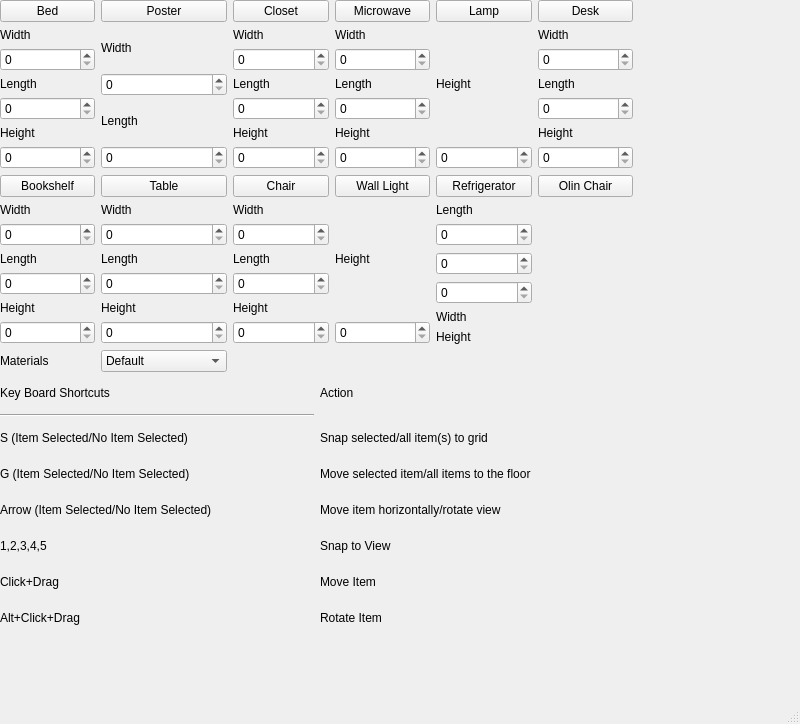
Qt form Gui5.ui (nlintz/Room-Arranger) before a commit.
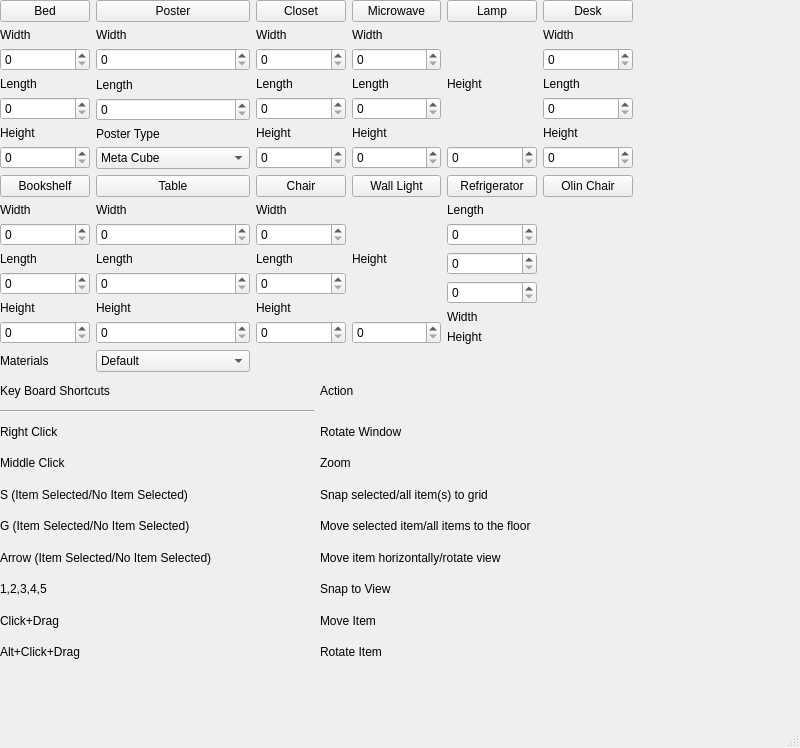
The same form after that commit.

Patch:
```diff
--- a/Gui5.ui
+++ b/Gui5.ui
@@ -7,20 +7,20 @@
     <x>0</x>
     <y>0</y>
     <width>800</width>
-    <height>724</height>
+    <height>748</height>
    </rect>
   </property>
   <property name="windowTitle">
    <string>MainWindow</string>
   </property>
   <widget class="QWidget" name="centralwidget">
-   <widget class="QWidget" name="">
+   <widget class="QWidget" name="layoutWidget">
     <property name="geometry">
      <rect>
       <x>0</x>
       <y>0</y>
       <width>633</width>
-      <height>633</height>
+      <height>665</height>
      </rect>
     </property>
     <layout class="QVBoxLayout" name="verticalLayout_9">
@@ -372,6 +372,32 @@
              </property>
             </widget>
            </item>
+           <item>
+            <widget class="QLabel" name="label_6">
+             <property name="text">
+              <string>Poster Type</string>
+             </property>
+            </widget>
+           </item>
+           <item>
+            <widget class="QComboBox" name="PosterBox">
+             <item>
+              <property name="text">
+               <string>Meta Cube</string>
+              </property>
+             </item>
+             <item>
+              <property name="text">
+               <string>Matt Huang Consulting</string>
+              </property>
+             </item>
+             <item>
+              <property name="text">
+               <string>Flower Poster</string>
+              </property>
+             </item>
+            </widget>
+           </item>
           </layout>
          </item>
          <item row="1" column="2">
@@ -646,21 +672,21 @@
      </item>
      <item>
       <layout class="QGridLayout" name="gridLayout_2">
-       <item row="4" column="2">
+       <item row="6" column="2">
         <widget class="QLabel" name="label_40">
          <property name="text">
           <string>Move item horizontally/rotate view</string>
          </property>
         </widget>
        </item>
-       <item row="7" column="2">
+       <item row="9" column="2">
         <widget class="QLabel" name="label_43">
          <property name="text">
           <string>Rotate Item</string>
          </property>
         </widget>
        </item>
-       <item row="5" column="2">
+       <item row="7" column="2">
         <widget class="QLabel" name="label_41">
          <property name="text">
           <string>Snap to View</string>
@@ -674,14 +700,14 @@
          </property>
         </widget>
        </item>
-       <item row="2" column="2">
+       <item row="4" column="2">
         <widget class="QLabel" name="label">
          <property name="text">
           <string>Snap selected/all item(s) to grid</string>
          </property>
         </widget>
        </item>
-       <item row="6" column="2">
+       <item row="8" column="2">
         <widget class="QLabel" name="label_42">
          <property name="text">
           <string>Move Item</string>
@@ -695,49 +721,49 @@
          </property>
         </widget>
        </item>
-       <item row="4" column="1">
+       <item row="6" column="1">
         <widget class="QLabel" name="label_17">
          <property name="text">
           <string>Arrow (Item Selected/No Item Selected)</string>
          </property>
         </widget>
        </item>
-       <item row="3" column="2">
+       <item row="5" column="2">
         <widget class="QLabel" name="label_39">
          <property name="text">
           <string>Move selected item/all items to the floor</string>
          </property>
         </widget>
        </item>
-       <item row="3" column="1">
+       <item row="5" column="1">
         <widget class="QLabel" name="label_8">
          <property name="text">
           <string>G (Item Selected/No Item Selected)</string>
          </property>
         </widget>
        </item>
-       <item row="7" column="1">
+       <item row="9" column="1">
         <widget class="QLabel" name="label_38">
          <property name="text">
           <string>Alt+Click+Drag</string>
          </property>
         </widget>
        </item>
-       <item row="5" column="1">
+       <item row="7" column="1">
         <widget class="QLabel" name="label_33">
          <property name="text">
           <string>1,2,3,4,5</string>
          </property>
         </widget>
        </item>
-       <item row="2" column="1">
+       <item row="4" column="1">
         <widget class="QLabel" name="label_15">
          <property name="text">
           <string>S (Item Selected/No Item Selected)</string>
          </property>
         </widget>
        </item>
-       <item row="6" column="1">
+       <item row="8" column="1">
         <widget class="QLabel" name="label_16">
          <property name="text">
           <string>Click+Drag</string>
@@ -751,6 +777,34 @@
          </property>
         </widget>
        </item>
+       <item row="2" column="1">
+        <widget class="QLabel" name="label_44">
+         <property name="text">
+          <string>Right Click</string>
+         </property>
+        </widget>
+       </item>
+       <item row="2" column="2">
+        <widget class="QLabel" name="label_45">
+         <property name="text">
+          <string>Rotate Window</string>
+         </property>
+        </widget>
+       </item>
+       <item row="3" column="1">
+        <widget class="QLabel" name="label_46">
+         <property name="text">
+          <string>Middle Click</string>
+         </property>
+        </widget>
+       </item>
+       <item row="3" column="2">
+        <widget class="QLabel" name="label_47">
+         <property name="text">
+          <string>Zoom</string>
+         </property>
+        </widget>
+       </item>
       </layout>
      </item>
     </layout>
```
Left out of the diff: 5 changed lines with no effect on the pictures.
